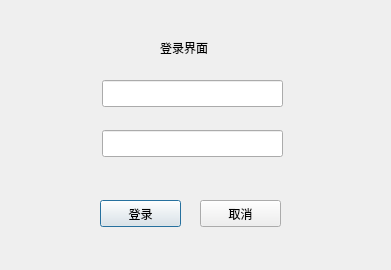
The window that login.ui (WooodHead/labelling3) describes before a commit, drawn with Qt 5.
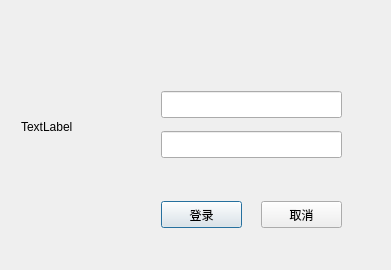
The same window after the commit.

```diff
--- a/login.ui
+++ b/login.ui
@@ -22,19 +22,13 @@
   <property name="autoFillBackground">
    <bool>true</bool>
   </property>
+  <layout class="QVBoxLayout" name="verticalLayout">
+   <item>
   <widget class="QWidget" name="centralWidget" native="true">
-   <property name="geometry">
-    <rect>
-     <x>0</x>
-     <y>0</y>
-     <width>391</width>
-     <height>271</height>
-    </rect>
-   </property>
    <widget class="QLineEdit" name="_editUsername">
     <property name="geometry">
      <rect>
-      <x>102</x>
+        <x>150</x>
       <y>80</y>
       <width>181</width>
       <height>27</height>
@@ -50,8 +44,8 @@
    <widget class="QLineEdit" name="_editPasswd">
     <property name="geometry">
      <rect>
-      <x>102</x>
-      <y>130</y>
+        <x>150</x>
+        <y>120</y>
       <width>181</width>
       <height>27</height>
      </rect>
@@ -69,8 +63,8 @@
    <widget class="QPushButton" name="_login">
     <property name="geometry">
      <rect>
-      <x>100</x>
-      <y>200</y>
+        <x>150</x>
+        <y>190</y>
       <width>81</width>
       <height>27</height>
      </rect>
@@ -88,8 +82,8 @@
    <widget class="QPushButton" name="_cancel">
     <property name="geometry">
      <rect>
-      <x>200</x>
-      <y>200</y>
+        <x>250</x>
+        <y>190</y>
       <width>81</width>
       <height>27</height>
      </rect>
@@ -104,39 +98,22 @@
      <string>取消</string>
     </property>
    </widget>
-   <widget class="QWidget" name="_icon" native="true">
+     <widget class="QLabel" name="_icon">
     <property name="geometry">
      <rect>
-      <x>105</x>
-      <y>30</y>
-      <width>41</width>
-      <height>31</height>
-     </rect>
-    </property>
-    <property name="baseSize">
-     <size>
-      <width>30</width>
-      <height>30</height>
-     </size>
-    </property>
-    <property name="autoFillBackground">
-     <bool>false</bool>
-    </property>
-   </widget>
-   <widget class="QLabel" name="label">
-    <property name="geometry">
-     <rect>
-      <x>160</x>
-      <y>39</y>
-      <width>66</width>
-      <height>17</height>
+        <x>10</x>
+        <y>90</y>
+        <width>91</width>
+        <height>51</height>
      </rect>
     </property>
     <property name="text">
-     <string>登录界面</string>
+       <string>TextLabel</string>
     </property>
    </widget>
   </widget>
+   </item>
+  </layout>
  </widget>
  <resources/>
  <connections/>
```
Lines whose indentation alone changed are shown as unchanged.
